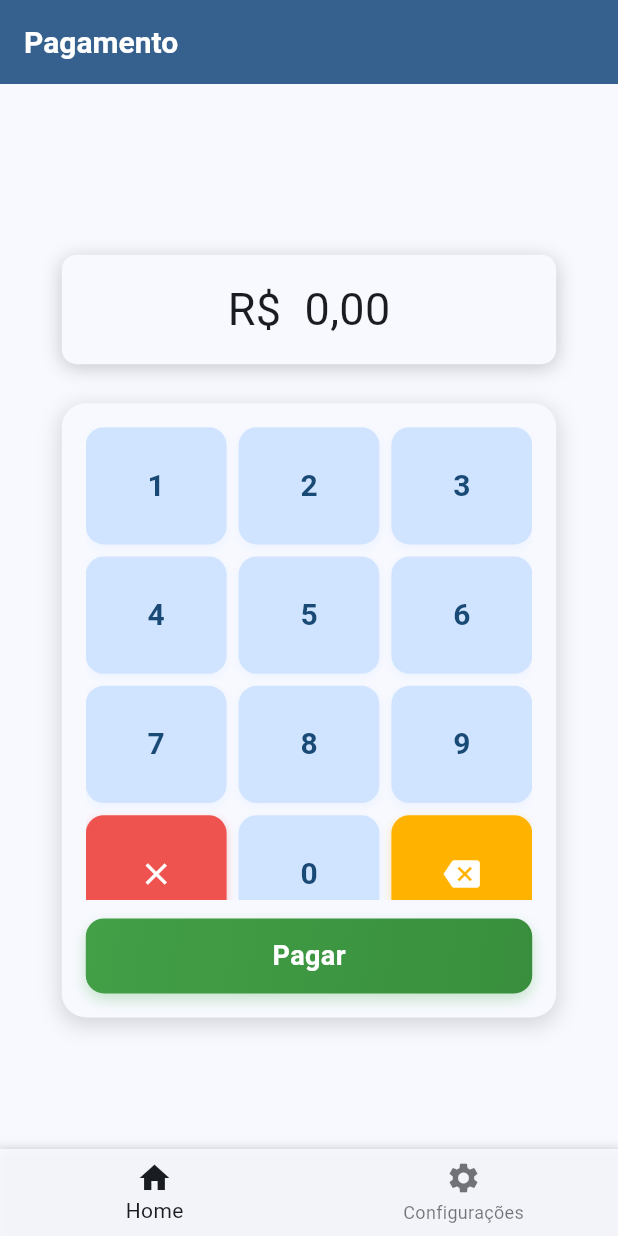
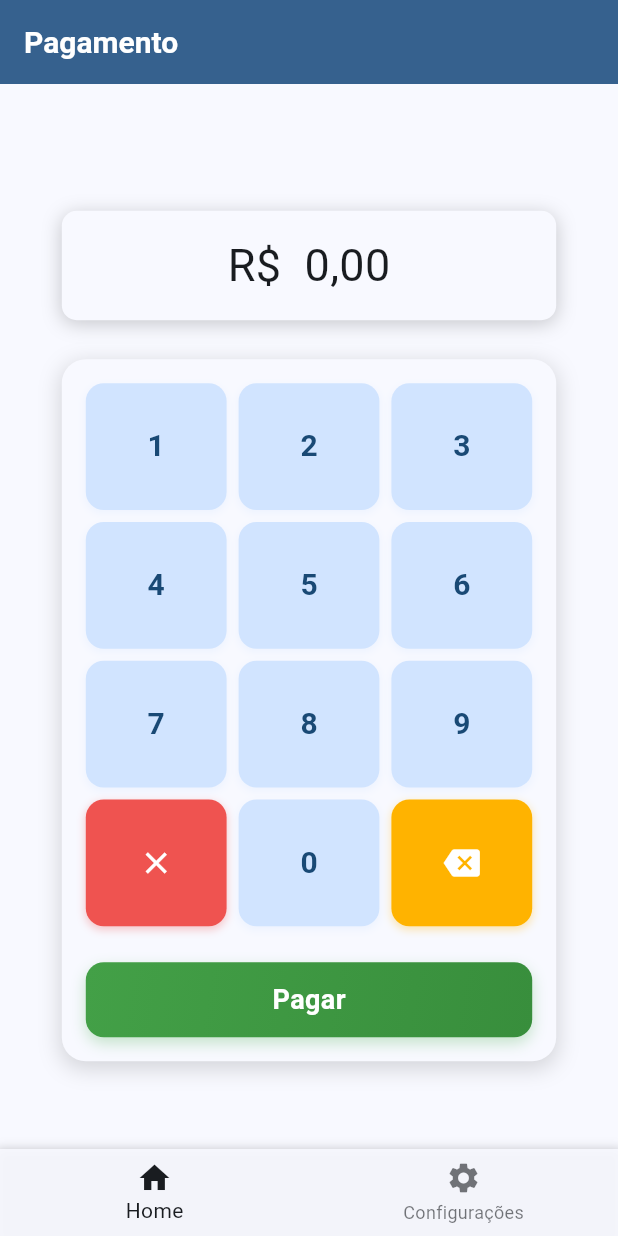
Before and after one commit to Projeto-ACBr-Oficial/acbr_tefpaygo_flutter, a Flutter app: the screen it shows after launch, on a phone screen of 412 x 824 dp. Run offline on Flutter 3.47's test engine with Material 3 defaults, Android fonts, the phone set to English and light mode, and no system bars; our stand-ins replace fluttertoast, get; missing offline and left inert: paygo_sdk, receive_intent, tectoy_sunmiprinter.

Commit message:
:bug: fixes: fixes keyboard responsibility

```diff
--- a/lib/view/widget/keyboard.dart
+++ b/lib/view/widget/keyboard.dart
@@ -14,7 +14,7 @@ class CustomKeyBoard extends StatelessWidget {
     return LayoutBuilder(
       builder: (context, constraints) {
         double width = calculeWidth(constraints.maxWidth);
-        double maxHeight = constraints.maxHeight * 0.7; // Limita altura máxima
+        double maxHeight = calculeHeight(constraints.maxHeight); // Limita altura máxima
 
         return Container(
           width: width,
@@ -40,13 +40,19 @@ class CustomKeyBoard extends StatelessWidget {
           child: Column(
             mainAxisSize: MainAxisSize.min,
             children: [
-              Flexible(
-                child: GridView.builder(
-                  shrinkWrap: true,
+              Expanded(
+                child: LayoutBuilder(
+                  builder: (context, gridConstraints) {
+                    // Calcula a altura disponível para o grid (subtraindo padding e botão de pagamento)
+                    double availableHeight = gridConstraints.maxHeight - 12; // Espaço do botão de pagamento
+                    double buttonHeight = (availableHeight - 24) / 4; // 4 linhas de botões com espaçamento
+                    double buttonWidth = (width - 32 - 16) / 3; // 3 colunas com espaçamento
+
+                    return GridView.builder(
                       physics: const NeverScrollableScrollPhysics(),
-                  gridDelegate: SliverGridDelegateWithMaxCrossAxisExtent(
-                    maxCrossAxisExtent: (width - 32) / 3, // Considera padding
-                    childAspectRatio: 1.2,
+                      gridDelegate: SliverGridDelegateWithFixedCrossAxisCount(
+                        crossAxisCount: 3,
+                        childAspectRatio: buttonWidth / buttonHeight,
                         crossAxisSpacing: 8,
                         mainAxisSpacing: 8,
                       ),
@@ -61,6 +67,8 @@ class CustomKeyBoard extends StatelessWidget {
                         return NumericKeyButton(
                           text: buttons[index],
                           onPressed: () => processKeyBoardInput(buttons[index]),
+                        );
+                      },
                     );
                   },
                 ),
--- a/lib/view/width_helper.dart
+++ b/lib/view/width_helper.dart
@@ -1,6 +1,8 @@
 /*
  Função auxiliar para calcular a largura do widget
  */
+import 'package:flutter/material.dart';
+
 double calculeWidth(double maxWidth) {
   double width = 0.8 * maxWidth;
 
@@ -14,3 +16,19 @@ double calculeWidth(double maxWidth) {
 
   return width;
 }
+
+double calculeHeight(double maxHeight) {
+  double height = 0.7 * maxHeight; // Reduzido de 0.8 para 0.7
+
+  debugPrint('maxHeight: $maxHeight');
+
+  if (maxHeight < 600) {
+    height = 0.8 * maxHeight; // Em telas muito pequenas, usa mais espaço
+  } else if (maxHeight >= 600 && maxHeight < 1080) {
+    height = 0.6 * maxHeight;
+  } else if (maxHeight >= 1080) {
+    height = 0.5 * maxHeight; // Reduzido de 0.4 para 0.5
+  }
+
+  return height;
+}
```
Lines whose indentation alone changed are shown as unchanged.
